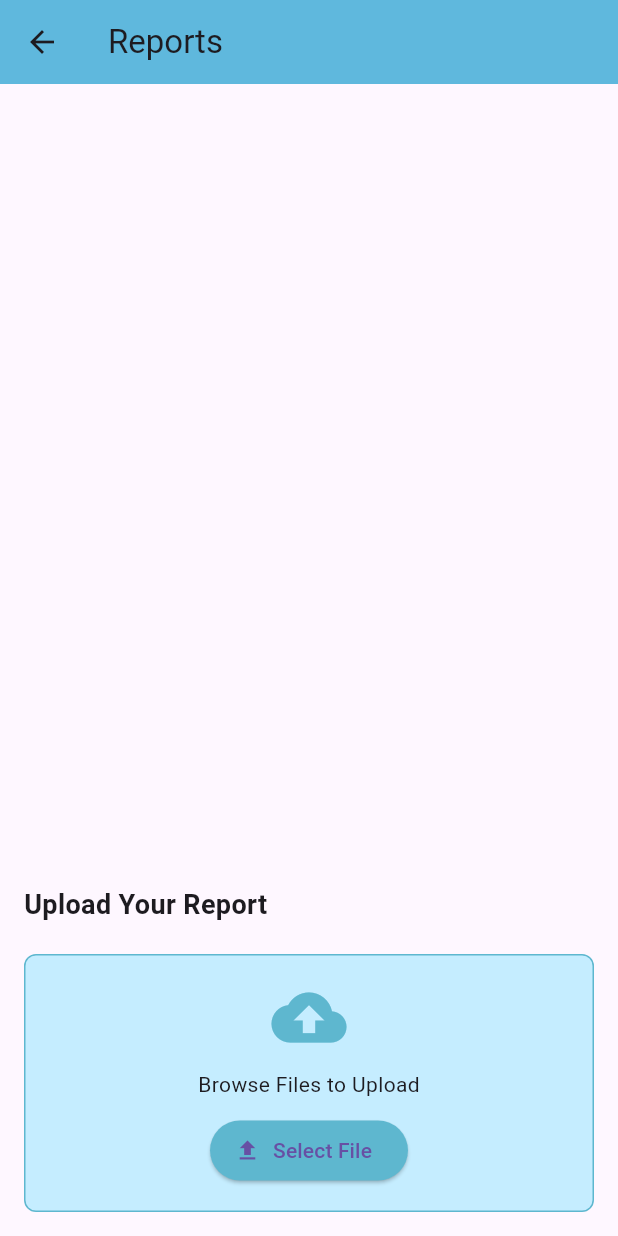
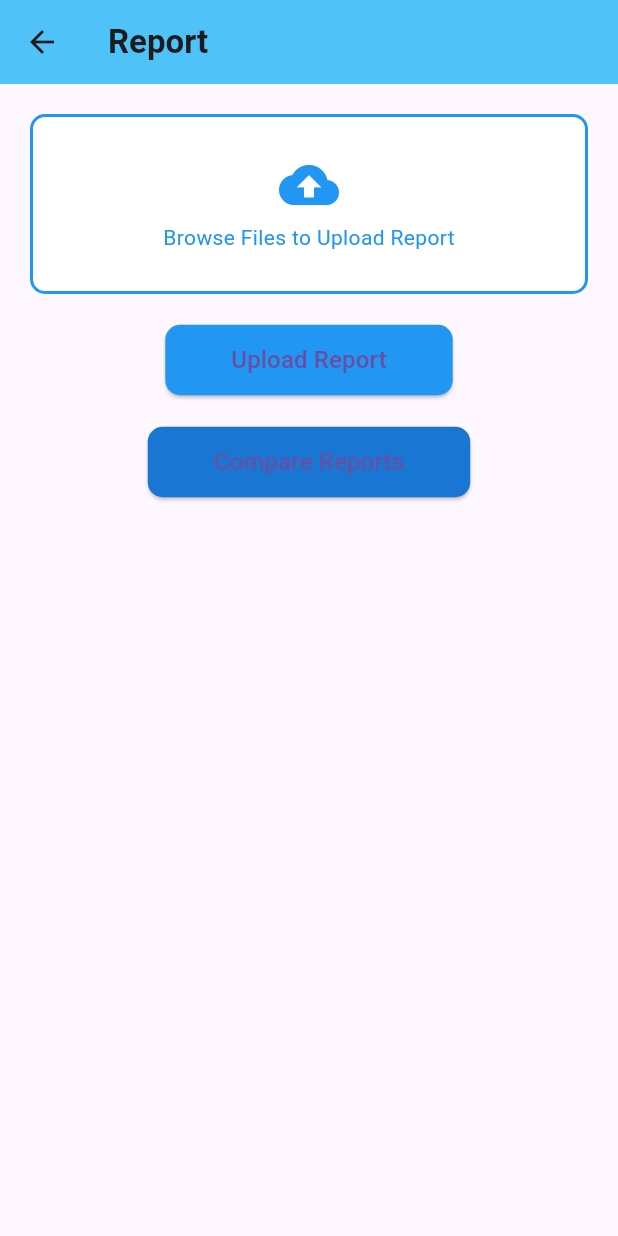
Before and after one commit to ThenujaaSuntharesan/MyBete-App, a Flutter app: the ReportsScreen screen opened directly, on a phone screen of 412 x 824 dp. Run offline on Flutter 3.47's test engine with Material 3 defaults, Android fonts, the phone set to English and light mode, and no system bars; our stand-ins replace cloud_firestore, file_picker, firebase_auth, firebase_core, firebase_storage, fl_chart and 4 more; accounts and stored records are empty; generated files the repository leaves out were written again.

Commit message:
create report uploading part

```diff
--- a/lib/have_diabetes/DashBoard/Reports.dart
+++ b/lib/have_diabetes/DashBoard/Reports.dart
@@ -1,48 +1,217 @@
+//
+// import 'package:flutter/cupertino.dart';
+// import 'package:flutter/material.dart';
+//
+// class ReportsScreen extends StatelessWidget {
+//   @override
+//   Widget build(BuildContext context) {
+//     return Scaffold(
+//       appBar: AppBar(title: Text("Reports")),
+//       body: Center(
+//         child: Column(
+//           mainAxisAlignment: MainAxisAlignment.center,
+//           children: [
+//             Text("Upload Report", style: TextStyle(fontSize: 18, fontWeight: FontWeight.bold)),
+//             SizedBox(height: 20),
+//             ElevatedButton.icon(
+//               icon: Icon(Icons.upload_file),
+//               label: Text("Browse Files"),
+//               onPressed: () {},
+//             ),
+//           ],
+//         ),
+//       ),
+//     );
+//   }
+// }
+
+import 'dart:io';
+import 'package:cloud_firestore/cloud_firestore.dart';
+import 'package:firebase_storage/firebase_storage.dart';
+import 'package:file_picker/file_picker.dart';
 import 'package:flutter/material.dart';
+import 'package:fluttertoast/fluttertoast.dart';
 
-class ReportsScreen extends StatelessWidget {
+
+
+class ReportsScreen extends StatefulWidget {
+  @override
+  _ReportsScreenState createState() => _ReportsScreenState();
+}
+
+class _ReportsScreenState extends State<ReportsScreen> {
+  File? selectedFile;
+  String? fileName;
+  String? downloadURL;
+  Map<String, dynamic>? comparisonResults;
+
+  Future<void> pickFile() async {
+    FilePickerResult? result = await FilePicker.platform.pickFiles();
+    if (result != null) {
+      setState(() {
+        selectedFile = File(result.files.single.path!);
+        fileName = result.files.single.name;
+      });
+    }
+  }
+
+  Future<void> uploadReport() async {
+    if (selectedFile == null) {
+      Fluttertoast.showToast(msg: "Please select a file first!");
+      return;
+    }
+
+    try {
+      String filePath = "reports/${DateTime.now().millisecondsSinceEpoch}_$fileName";
+      Reference storageRef = FirebaseStorage.instance.ref().child(filePath);
+      await storageRef.putFile(selectedFile!);
+      String fileURL = await storageRef.getDownloadURL();
+
+      await FirebaseFirestore.instance.collection("reports").add({
+        "fileName": fileName,
+        "fileURL": fileURL,
+        "uploadDate": DateTime.now().toIso8601String(),
+        "glucose": 140, // Placeholder for extracted values
+        "hba1c": 6.5,
+      });
+
+      setState(() {
+        downloadURL = fileURL;
+      });
+
+      Fluttertoast.showToast(msg: "Report uploaded successfully!");
+    } catch (e) {
+      Fluttertoast.showToast(msg: "Error uploading file: $e");
+    }
+  }
+
+  Future<void> fetchAndCompareReports() async {
+    QuerySnapshot snapshot = await FirebaseFirestore.instance
+        .collection("reports")
+        .orderBy("uploadDate", descending: true)
+        .limit(2)
+        .get();
+
+    if (snapshot.docs.length < 2) {
+      Fluttertoast.showToast(msg: "Not enough reports to compare.");
+      return;
+    }
+
+    var latest = snapshot.docs[0].data() as Map<String, dynamic>;
+    var previous = snapshot.docs[1].data() as Map<String, dynamic>;
+
+    int glucoseChange = latest["glucose"] - previous["glucose"];
+    double hba1cChange = latest["hba1c"] - previous["hba1c"];
+
+    setState(() {
+      comparisonResults = {
+        "glucose": glucoseChange > 0
+            ? "Increased by $glucoseChange mg/dL"
+            : glucoseChange < 0
+            ? "Decreased by ${glucoseChange.abs()} mg/dL"
+            : "No change",
+        "hba1c": hba1cChange > 0
+            ? "Increased by $hba1cChange%"
+            : hba1cChange < 0
+            ? "Decreased by ${hba1cChange.abs()}%"
+            : "No change",
+      };
+    });
+  }
+
   @override
   Widget build(BuildContext context) {
     return Scaffold(
         appBar: AppBar(
-          title: Text("Reports"),
-          backgroundColor: Color(0xFF5FB8DD),
+          title: Text("Report", style: TextStyle(fontWeight: FontWeight.bold)),
+          backgroundColor: Colors.lightBlue[300],
         ),
         body: Padding(
-            padding: EdgeInsets.all(16.0),
+            padding: EdgeInsets.all(20),
             child: Column(
-              mainAxisAlignment: MainAxisAlignment.end,
-              crossAxisAlignment: CrossAxisAlignment.stretch,
               children: [
-                Text(
-                  "Upload Your Report",
-                  style: TextStyle(fontSize: 18, fontWeight: FontWeight.bold),
+                GestureDetector(
+                  onTap: pickFile,
+                  child: Container(
+                    width: double.infinity,
+                    height: 120,
+                    decoration: BoxDecoration(
+                      border: Border.all(color: Colors.blue, width: 2),
+                      borderRadius: BorderRadius.circular(10),
+                      color: Colors.white,
+                    ),
+                    child: Center(
+                      child: Column(
+                        mainAxisAlignment: MainAxisAlignment.center,
+                        children: [
+                          Icon(Icons.cloud_upload, size: 40, color: Colors.blue),
+                          SizedBox(height: 5),
+                          Text("Browse Files to Upload Report",
+                              style: TextStyle(color: Colors.blue)),
+                        ],
+                      ),
+                    ),
+                  ),
                 ),
                 SizedBox(height: 20),
-                Container(
-                  padding: EdgeInsets.all(16),
-                  decoration: BoxDecoration(
-                    border: Border.all(color: Color(0xFF5EB7CF)),
-                    borderRadius: BorderRadius.circular(8),
-                    color: Color(0xFFC5EDFF),
+                ElevatedButton(
+                  onPressed: uploadReport,
+                  style: ElevatedButton.styleFrom(
+                    backgroundColor: Colors.blue,
+                    shape: RoundedRectangleBorder(
+                      borderRadius: BorderRadius.circular(10),
+                    ),
                   ),
-                  child: Column(
-                    children: [
-                      Icon(Icons.cloud_upload, size: 50, color: Color(0xFF5EB7CF)),
-                      SizedBox(height: 10),
-                      Text("Browse Files to Upload"),
-                      SizedBox(height: 10),
-                      ElevatedButton.icon(
-                        icon: Icon(Icons.file_upload),
-                        label: Text("Select File"),
-                        style: ElevatedButton.styleFrom(
-                          backgroundColor: Color(0xFF5EB7CF),
-                        ),
-                        onPressed: () {},
-                      ),
-                    ],
+                  child: Padding(
+                    padding: EdgeInsets.symmetric(vertical: 12, horizontal: 20),
+                    child: Text("Upload Report", style: TextStyle(fontSize: 16)),
                   ),
                 ),
+                SizedBox(height: 20),
+                ElevatedButton(
+                  onPressed: fetchAndCompareReports,
+                  style: ElevatedButton.styleFrom(
+                    backgroundColor: Colors.blue.shade700,
+                    shape: RoundedRectangleBorder(
+                      borderRadius: BorderRadius.circular(10),
+                    ),
+                  ),
+                  child: Padding(
+                    padding: EdgeInsets.symmetric(vertical: 12, horizontal: 20),
+                    child: Text("Compare Reports", style: TextStyle(fontSize: 16)),
+                  ),
+                ),
+                SizedBox(height: 20),
+                if (comparisonResults != null)
+                  Container(
+                    padding: EdgeInsets.all(15),
+                    margin: EdgeInsets.all(10),
+                    decoration: BoxDecoration(
+                      color: Colors.white,
+                      borderRadius: BorderRadius.circular(10),
+                      boxShadow: [
+                        BoxShadow(color: Colors.grey.shade300, blurRadius: 5),
+                      ],
+                    ),
+                    child: Column(
+                      crossAxisAlignment: CrossAxisAlignment.start,
+                      children: [
+                        Text(
+                          "Comparison Results:",
+                          style: TextStyle(fontSize: 18, fontWeight: FontWeight.bold),
+                        ),
+                        SizedBox(height: 10),
+                        Text(
+                          "Glucose Trend: ${comparisonResults!["glucose"]}",
+                          style: TextStyle(fontSize: 16, color: Colors.black),
+                        ),
+                        Text(
+                          "HbA1c Trend: ${comparisonResults!["hba1c"]}",
+                          style: TextStyle(fontSize: 16, color: Colors.black),
+                        ),
+                      ],
+                    ),
+                  ),
               ],
             ),
             ),
--- a/pubspec.yaml
+++ b/pubspec.yaml
@@ -31,8 +31,10 @@ dependencies:
 
   flutter:
     sdk: flutter
-  fl_chart: ^0.63.0
-
+      #  cloud_firestore: ^5.6.1
+  fluttertoast: ^8.2.4
+  firebase_storage: ^12.4.4
+  file_picker: ^5.2.7
   # The following adds the Cupertino Icons font to your application.
   # Use with the CupertinoIcons class for iOS style icons.
   cupertino_icons: ^1.0.8
```
Also changed, not shown: pubspec.lock, 3 other files.
